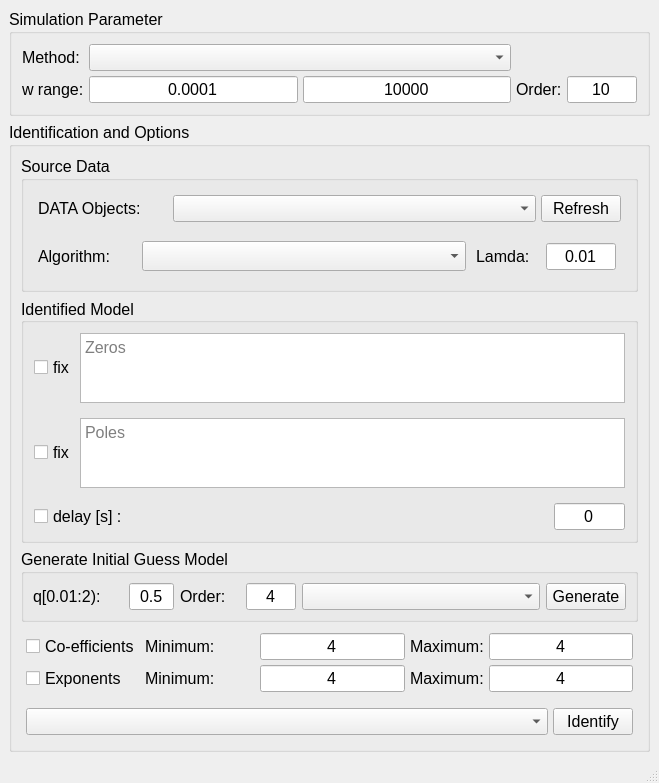
The window that fotftidgui.ui (outstandn/fomcon) describes before a commit, drawn with Qt 5.
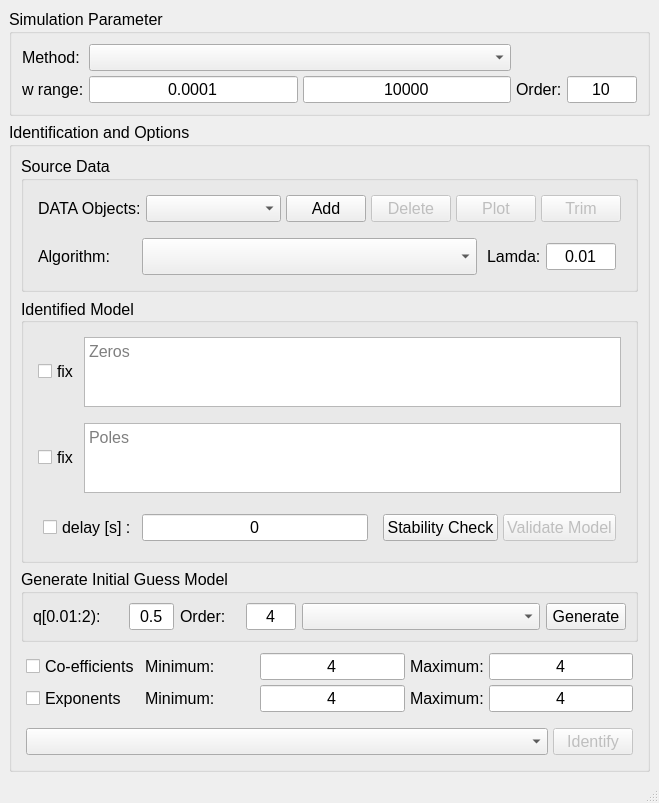
The same window after the commit.

What changed in the file:
```diff
--- a/fotftidgui.ui
+++ b/fotftidgui.ui
@@ -1,17 +1,17 @@
 <?xml version="1.0" encoding="UTF-8"?>
 <ui version="4.0">
- <class>MainWindow</class>
- <widget class="QMainWindow" name="MainWindow">
+ <class>MainWindow_fotftid</class>
+ <widget class="QMainWindow" name="MainWindow_fotftid">
   <property name="geometry">
    <rect>
     <x>0</x>
     <y>0</y>
     <width>659</width>
-    <height>758</height>
+    <height>780</height>
    </rect>
   </property>
   <property name="windowTitle">
-   <string>MainWindow</string>
+   <string>FOTF Time Domain Identification</string>
   </property>
   <widget class="QWidget" name="centralwidget">
    <layout class="QVBoxLayout" name="verticalLayout">
@@ -173,6 +173,12 @@
          </item>
          <item row="0" column="1" colspan="2">
           <widget class="QComboBox" name="comboBoxOptTypeMethod">
+           <property name="sizePolicy">
+            <sizepolicy hsizetype="Minimum" vsizetype="Fixed">
+             <horstretch>0</horstretch>
+             <verstretch>0</verstretch>
+            </sizepolicy>
+           </property>
            <property name="focusPolicy">
             <enum>Qt::NoFocus</enum>
            </property>
@@ -219,7 +225,7 @@
          <property name="title">
           <string>Source Data</string>
          </property>
-         <layout class="QVBoxLayout" name="verticalLayout_11">
+         <layout class="QVBoxLayout" name="verticalLayout_2">
           <item>
            <layout class="QHBoxLayout" name="horizontalLayout_5">
             <property name="spacing">
@@ -240,15 +246,15 @@
             <item>
              <widget class="QLabel" name="label_4">
               <property name="sizePolicy">
-               <sizepolicy hsizetype="MinimumExpanding" vsizetype="Preferred">
+               <sizepolicy hsizetype="Minimum" vsizetype="MinimumExpanding">
                 <horstretch>0</horstretch>
                 <verstretch>0</verstretch>
                </sizepolicy>
               </property>
               <property name="maximumSize">
                <size>
-                <width>130</width>
-                <height>25</height>
+                <width>16777215</width>
+                <height>16777215</height>
                </size>
               </property>
               <property name="font">
@@ -289,7 +295,7 @@
              </widget>
             </item>
             <item>
-             <widget class="QPushButton" name="pushButtonRefresh">
+             <widget class="QPushButton" name="pushButtonAddData">
               <property name="sizePolicy">
                <sizepolicy hsizetype="Minimum" vsizetype="Minimum">
                 <horstretch>0</horstretch>
@@ -308,7 +314,55 @@
                </font>
               </property>
               <property name="text">
-               <string>Refresh</string>
+               <string>Add</string>
+              </property>
+             </widget>
+            </item>
+            <item>
+             <widget class="QPushButton" name="pushButtonDeleteData">
+              <property name="enabled">
+               <bool>false</bool>
+              </property>
+              <property name="sizePolicy">
+               <sizepolicy hsizetype="Minimum" vsizetype="Minimum">
+                <horstretch>0</horstretch>
+                <verstretch>0</verstretch>
+               </sizepolicy>
+              </property>
+              <property name="text">
+               <string>Delete</string>
+              </property>
+             </widget>
+            </item>
+            <item>
+             <widget class="QPushButton" name="pushButtonPlotData">
+              <property name="enabled">
+               <bool>false</bool>
+              </property>
+              <property name="sizePolicy">
+               <sizepolicy hsizetype="Minimum" vsizetype="Minimum">
+                <horstretch>0</horstretch>
+                <verstretch>0</verstretch>
+               </sizepolicy>
+              </property>
+              <property name="text">
+               <string>Plot</string>
+              </property>
+             </widget>
+            </item>
+            <item>
+             <widget class="QPushButton" name="pushButtonTrimData">
+              <property name="enabled">
+               <bool>false</bool>
+              </property>
+              <property name="sizePolicy">
+               <sizepolicy hsizetype="Minimum" vsizetype="Minimum">
+                <horstretch>0</horstretch>
+                <verstretch>0</verstretch>
+               </sizepolicy>
+              </property>
+              <property name="text">
+               <string>Trim</string>
               </property>
              </widget>
             </item>
@@ -333,6 +387,12 @@
             </property>
             <item>
              <widget class="QLabel" name="label_5">
+              <property name="sizePolicy">
+               <sizepolicy hsizetype="Minimum" vsizetype="Minimum">
+                <horstretch>0</horstretch>
+                <verstretch>0</verstretch>
+               </sizepolicy>
+              </property>
               <property name="font">
                <font>
                 <pointsize>12</pointsize>
@@ -346,7 +406,7 @@
             <item>
              <widget class="QComboBox" name="comboBoxAlgorithm">
               <property name="sizePolicy">
-               <sizepolicy hsizetype="MinimumExpanding" vsizetype="Fixed">
+               <sizepolicy hsizetype="MinimumExpanding" vsizetype="MinimumExpanding">
                 <horstretch>0</horstretch>
                 <verstretch>0</verstretch>
                </sizepolicy>
@@ -387,7 +447,7 @@
               <item>
                <widget class="QLabel" name="label_6">
                 <property name="sizePolicy">
-                 <sizepolicy hsizetype="MinimumExpanding" vsizetype="MinimumExpanding">
+                 <sizepolicy hsizetype="Minimum" vsizetype="Minimum">
                   <horstretch>0</horstretch>
                   <verstretch>0</verstretch>
                  </sizepolicy>
@@ -414,7 +474,7 @@
               <item>
                <widget class="QLineEdit" name="lineEditLamda">
                 <property name="sizePolicy">
-                 <sizepolicy hsizetype="Expanding" vsizetype="MinimumExpanding">
+                 <sizepolicy hsizetype="Minimum" vsizetype="Minimum">
                   <horstretch>0</horstretch>
                   <verstretch>0</verstretch>
                  </sizepolicy>
@@ -453,22 +513,7 @@
          <property name="alignment">
           <set>Qt::AlignLeading|Qt::AlignLeft|Qt::AlignVCenter</set>
          </property>
-         <layout class="QVBoxLayout" name="verticalLayout_12">
-          <property name="spacing">
-           <number>5</number>
-          </property>
-          <property name="leftMargin">
-           <number>5</number>
-          </property>
-          <property name="topMargin">
-           <number>5</number>
-          </property>
-          <property name="rightMargin">
-           <number>5</number>
-          </property>
-          <property name="bottomMargin">
-           <number>5</number>
-          </property>
+         <layout class="QVBoxLayout" name="verticalLayout_3">
           <item>
            <layout class="QHBoxLayout" name="horizontalLayout_9">
             <property name="spacing">
@@ -519,9 +564,15 @@
               <property name="layoutDirection">
                <enum>Qt::LeftToRight</enum>
               </property>
+              <property name="inputMethodHints">
+               <set>Qt::ImhMultiLine|Qt::ImhNoAutoUppercase|Qt::ImhPreferLowercase</set>
+              </property>
               <property name="frameShadow">
                <enum>QFrame::Raised</enum>
               </property>
+              <property name="readOnly">
+               <bool>true</bool>
+              </property>
               <property name="centerOnScroll">
                <bool>true</bool>
               </property>
@@ -568,6 +619,15 @@
                 <pointsize>12</pointsize>
                </font>
               </property>
+              <property name="inputMethodHints">
+               <set>Qt::ImhMultiLine|Qt::ImhNoAutoUppercase|Qt::ImhPreferLowercase</set>
+              </property>
+              <property name="readOnly">
+               <bool>true</bool>
+              </property>
+              <property name="centerOnScroll">
+               <bool>true</bool>
+              </property>
               <property name="placeholderText">
                <string>Poles</string>
               </property>
@@ -576,7 +636,7 @@
            </layout>
           </item>
           <item>
-           <layout class="QHBoxLayout" name="horizontalLayout_7">
+           <layout class="QHBoxLayout" name="horizontalLayout_2">
             <property name="spacing">
              <number>5</number>
             </property>
@@ -593,40 +653,107 @@
              <number>5</number>
             </property>
             <item>
-             <widget class="QCheckBox" name="checkBoxUseDelay">
-              <property name="font">
-               <font>
-                <pointsize>12</pointsize>
-               </font>
+             <layout class="QHBoxLayout" name="horizontalLayout_7">
+              <property name="spacing">
+               <number>5</number>
               </property>
-              <property name="text">
-               <string>delay [s] :</string>
+              <property name="leftMargin">
+               <number>5</number>
               </property>
-             </widget>
+              <property name="topMargin">
+               <number>5</number>
+              </property>
+              <property name="rightMargin">
+               <number>5</number>
+              </property>
+              <property name="bottomMargin">
+               <number>5</number>
+              </property>
+              <item>
+               <widget class="QCheckBox" name="checkBoxUseDelay">
+                <property name="font">
+                 <font>
+                  <pointsize>12</pointsize>
+                 </font>
+                </property>
+                <property name="text">
+                 <string>delay [s] :</string>
+                </property>
+               </widget>
+              </item>
+              <item>
+               <widget class="QLineEdit" name="lineEdit_Delay">
+                <property name="sizePolicy">
+                 <sizepolicy hsizetype="Expanding" vsizetype="Fixed">
+                  <horstretch>0</horstretch>
+                  <verstretch>0</verstretch>
+                 </sizepolicy>
+                </property>
+                <property name="maximumSize">
+                 <size>
+                  <width>16777215</width>
+                  <height>16777215</height>
+                 </size>
+                </property>
+                <property name="font">
+                 <font>
+                  <pointsize>12</pointsize>
+                 </font>
+                </property>
+                <property name="text">
+                 <string>0</string>
+                </property>
+                <property name="alignment">
+                 <set>Qt::AlignCenter</set>
+                </property>
+                <property name="placeholderText">
+                 <string>int [s]</string>
+                </property>
+               </widget>
+              </item>
+             </layout>
             </item>
             <item>
-             <widget class="QLineEdit" name="lineEdit_Delay">
-              <property name="maximumSize">
-               <size>
-                <width>71</width>
-                <height>39</height>
-               </size>
+             <layout class="QHBoxLayout" name="horizontalLayout">
+              <property name="spacing">
+               <number>5</number>
               </property>
-              <property name="font">
-               <font>
-                <pointsize>12</pointsize>
-               </font>
+              <property name="leftMargin">
+               <number>5</number>
               </property>
-              <property name="text">
-               <string>0</string>
+              <property name="topMargin">
+               <number>5</number>
               </property>
-              <property name="alignment">
-               <set>Qt::AlignCenter</set>
+              <property name="rightMargin">
+               <number>5</number>
               </property>
-              <property name="placeholderText">
-               <string>int [s]</string>
+              <property name="bottomMargin">
+               <number>5</number>
               </property>
-             </widget>
+              <item>
+               <widget class="QPushButton" name="pushButtonModelStability">
+                <property name="sizePolicy">
+                 <sizepolicy hsizetype="Minimum" vsizetype="Fixed">
+                  <horstretch>0</horstretch>
+                  <verstretch>0</verstretch>
+                 </sizepolicy>
+                </property>
+                <property name="text">
+                 <string>Stability Check</string>
+                </property>
+               </widget>
+              </item>
+              <item>
+               <widget class="QPushButton" name="pushButtonModelValidate">
+                <property name="enabled">
+                 <bool>false</bool>
+                </property>
+                <property name="text">
+                 <string>Validate Model</string>
+                </property>
+               </widget>
+              </item>
+             </layout>
             </item>
            </layout>
           </item>
@@ -1082,7 +1209,7 @@
          <item>
           <widget class="QComboBox" name="comboBoxOptFix">
            <property name="sizePolicy">
-            <sizepolicy hsizetype="MinimumExpanding" vsizetype="Fixed">
+            <sizepolicy hsizetype="MinimumExpanding" vsizetype="MinimumExpanding">
              <horstretch>0</horstretch>
              <verstretch>0</verstretch>
             </sizepolicy>
@@ -1096,8 +1223,11 @@
          </item>
          <item>
           <widget class="QPushButton" name="pushButtonIdentify">
+           <property name="enabled">
+            <bool>false</bool>
+           </property>
            <property name="sizePolicy">
-            <sizepolicy hsizetype="Minimum" vsizetype="Fixed">
+            <sizepolicy hsizetype="Minimum" vsizetype="MinimumExpanding">
              <horstretch>0</horstretch>
              <verstretch>0</verstretch>
             </sizepolicy>
```
Left out of the diff: 2 changed lines with no effect on the pictures.
